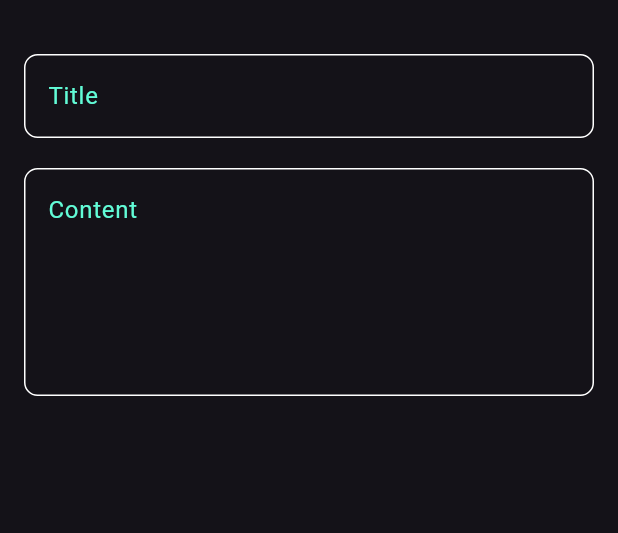
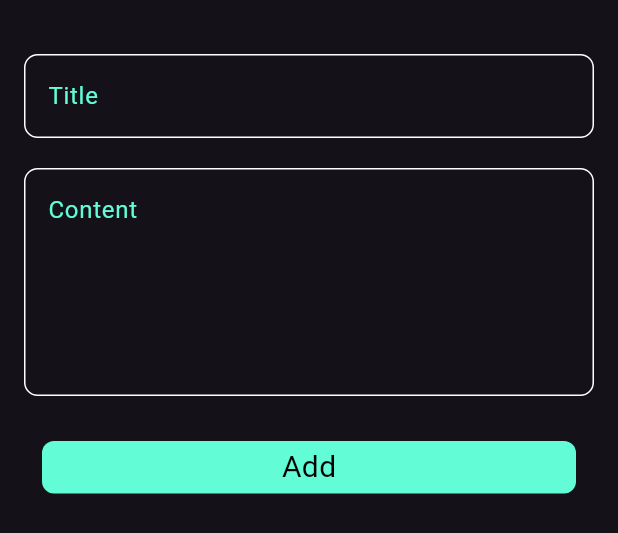
Before and after one commit to Abdullah537-studio/NoteApp, a Flutter app: the AddNoteButtomSheet widget shown alone on an empty page, opened directly, on a phone screen of 412 x 824 dp. Shown: the top 533 px of the screen. Run offline on Flutter 3.47's test engine with Material 3 defaults, Android fonts, the phone set to English and light mode, and no system bars.

Commit message:
finish notes botton sheet

```diff
--- a/lib/Widget/Add_note_buttom_sheet.dart
+++ b/lib/Widget/Add_note_buttom_sheet.dart
@@ -1,4 +1,5 @@
 import 'package:flutter/material.dart';
+import 'package:flutter_to_do_list/Widget/custom_button_sheet.dart';
 import 'package:flutter_to_do_list/Widget/custom_text_field.dart';
 
 class AddNoteButtomSheet extends StatelessWidget {
@@ -8,6 +9,7 @@ class AddNoteButtomSheet extends StatelessWidget {
   Widget build(BuildContext context) {
     return const Padding(
       padding: EdgeInsets.symmetric(horizontal: 16, vertical: 36),
+      child: SingleChildScrollView(
         child: Column(
           children: [
             CustomTextField(
@@ -20,7 +22,9 @@ class AddNoteButtomSheet extends StatelessWidget {
               hint: "Content",
               maxLines: 5,
             ),
+            CustomBottonSheet()
           ],
+        ),
       ),
     );
   }
--- /dev/null
+++ b/lib/Widget/custom_button_sheet.dart
@@ -0,0 +1,25 @@
+import 'package:flutter/material.dart';
+import 'package:flutter_to_do_list/Widget/Constants.dart';
+
+class CustomBottonSheet extends StatelessWidget {
+  const CustomBottonSheet({super.key});
+
+  @override
+  Widget build(BuildContext context) {
+    return Container(
+      // عرض الشاشة الخاصلا بالجوال
+      width: MediaQuery.of(context).size.width,
+      margin: const EdgeInsets.only(top: 30, left: 12, right: 12),
+      height: 35,
+      decoration: BoxDecoration(
+          color: kPrimaryColor, borderRadius: BorderRadius.circular(8)),
+
+      child: const Center(
+        child: Text(
+          "Add",
+          style: TextStyle(color: Colors.black, fontSize: 20),
+        ),
+      ),
+    );
+  }
+}
```
Lines whose indentation alone changed are shown as unchanged.
